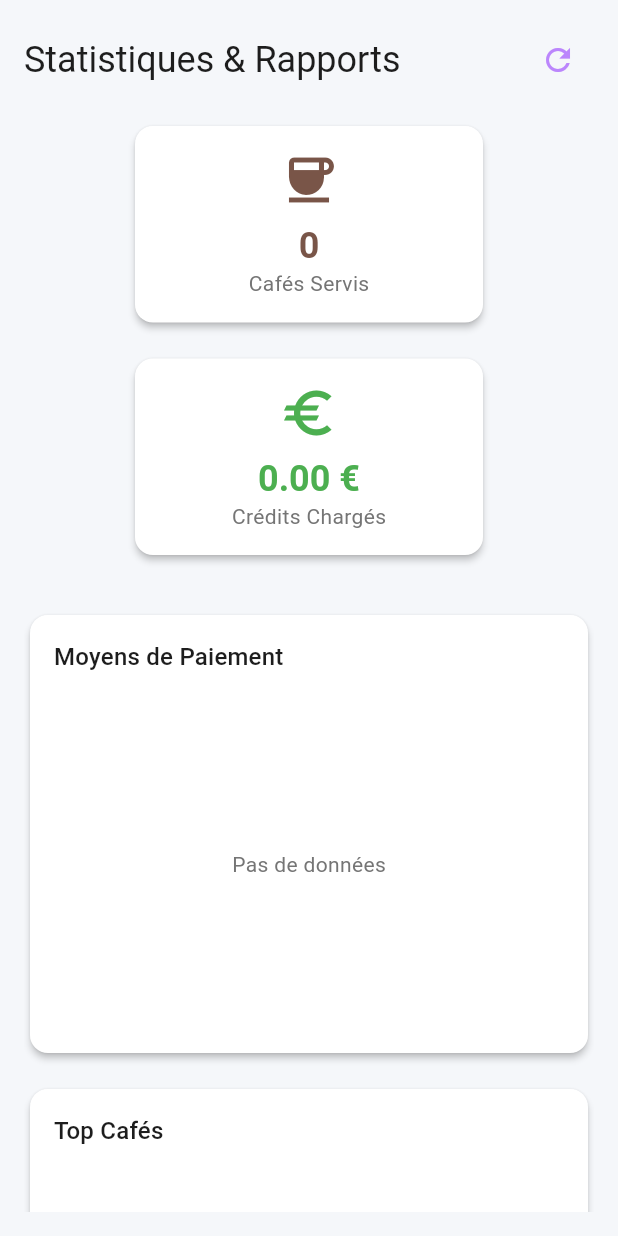
After one commit to Loris2p/cafe_bda, a Flutter app: the StatsTab screen opened directly, after a tap on the "refresh" icon, on a phone screen of 412 x 824 dp. The commit adds this screen. Run offline on Flutter 3.47's test engine with Material 3 defaults, Android fonts, the phone set to English and light mode, and no system bars; our stand-ins replace connectivity_plus, fl_chart, flutter_dotenv, google_sign_in, googleapis_auth, package_info_plus and 2 more; missing offline and left inert: googleapis; accounts and stored records are empty.

Commit message:
feat: Module statistiques v6.11.0 (Bases et graphiques)

```diff
--- /dev/null
+++ b/lib/models/stats_data.dart
@@ -0,0 +1,36 @@
+class StatsData {
+  final double totalCreditsAmount; // Total money loaded in credits (€)
+  final int totalCoffeesServed; // Total coffees served (all payment methods)
+  final Map<String, int> coffeesByPaymentMethod; // e.g. {'Crédit': 150, 'Espèce': 20}
+  final Map<String, int> popularCoffees; // e.g. {'Expresso': 100, 'Allongé': 50}
+  final List<DailyStat> salesOverTime; // Coffees served per day
+  final List<DailyStat> creditsOverTime; // Money loaded per day
+
+  StatsData({
+    required this.totalCreditsAmount,
+    required this.totalCoffeesServed,
+    required this.coffeesByPaymentMethod,
+    required this.popularCoffees,
+    required this.salesOverTime,
+    required this.creditsOverTime,
+  });
+
+  // Empty state
+  factory StatsData.empty() {
+    return StatsData(
+      totalCreditsAmount: 0.0,
+      totalCoffeesServed: 0,
+      coffeesByPaymentMethod: {},
+      popularCoffees: {},
+      salesOverTime: [],
+      creditsOverTime: [],
+    );
+  }
+}
+
+class DailyStat {
+  final DateTime date;
+  final double value; // Can be amount (€) or count (coffees)
+
+  DailyStat(this.date, this.value);
+}
--- a/lib/providers/cafe_data_provider.dart
+++ b/lib/providers/cafe_data_provider.dart
@@ -1,6 +1,7 @@
 import 'dart:convert';
 import 'package:cafe_bda/models/app_config.dart';
 import 'package:cafe_bda/models/payment_config.dart';
+import 'package:cafe_bda/models/stats_data.dart';
 import 'package:cafe_bda/repositories/cafe_repository.dart';
 import 'package:cafe_bda/services/google_sheets_service.dart';
 import 'package:cafe_bda/utils/constants.dart';
@@ -131,6 +132,118 @@ class CafeDataProvider with ChangeNotifier {
     _responsableName = null;
     _errorMessage = '';
     notifyListeners();
+  }
+
+  Future<StatsData> getStats() async {
+    try {
+      // Charger les données de paiements et crédits en parallèle
+      // On utilise getGenericTable directement pour ne pas affecter l'état de la vue actuelle
+      final results = await Future.wait([
+        _cafeRepository.getGenericTable(AppConstants.paymentsTable),
+        _cafeRepository.getGenericTable(AppConstants.creditsTable),
+      ]);
+
+      final paymentsData = results[0] ?? [];
+      final creditsData = results[1] ?? [];
+
+      // --- 1. Total Credits Amount ---
+      double totalCredits = 0.0;
+      final creditsByDay = <DateTime, double>{};
+
+      if (creditsData.length > 1) {
+        // Headers: Date, Responsable, Num Etu, Nom, Prenom, Classe, Valeur (€), Nb Cafés, Moyen Paiement
+        // On cherche l'index de 'Valeur (€)' et 'Date'
+        final headers = creditsData[0].map((e) => e.toString()).toList();
+        final valIndex = headers.indexOf(AppConstants.creditFormValue);
+        final dateIndex = headers.indexOf(AppConstants.creditFormDate);
+
+        if (valIndex != -1) {
+           for (var i = 1; i < creditsData.length; i++) {
+             final row = creditsData[i];
+             if (row.length > valIndex) {
+                final val = double.tryParse(row[valIndex].toString().replaceAll(',', '.')) ?? 0.0;
+                totalCredits += val;
+
+                if (dateIndex != -1 && row.length > dateIndex) {
+                   final date = _tryParseDate(row[dateIndex].toString());
+                   if (date != null) {
+                     final day = DateTime(date.year, date.month, date.day);
+                     creditsByDay[day] = (creditsByDay[day] ?? 0) + val;
+                   }
+                }
+             }
+           }
+        }
+      }
+
+      // --- 2. Sales Analysis (Payments) ---
+      int totalCoffees = 0;
+      final coffeesByMethod = <String, int>{};
+      final popularCoffees = <String, int>{};
+      final salesByDay = <DateTime, int>{};
+
+      if (paymentsData.length > 1) {
+        // Headers: Date, Moyen Paiement, Nom, Prénom, Numéro étudiant, Nb de Cafés, Café pris
+        final headers = paymentsData[0].map((e) => e.toString()).toList();
+        final countIndex = headers.indexOf(AppConstants.orderFormCoffees);
+        final methodIndex = headers.indexOf(AppConstants.orderFormPaymentMethod);
+        final coffeeIndex = headers.indexOf('Café pris'); // Magic string from OrderForm
+        final dateIndex = headers.indexOf(AppConstants.orderFormDate);
+
+        if (countIndex != -1) {
+          for (var i = 1; i < paymentsData.length; i++) {
+            final row = paymentsData[i];
+            if (row.length > countIndex) {
+              final count = int.tryParse(row[countIndex].toString()) ?? 0;
+              totalCoffees += count;
+
+              // Payment Method
+              if (methodIndex != -1 && row.length > methodIndex) {
+                final method = row[methodIndex]?.toString() ?? 'Inconnu';
+                coffeesByMethod[method] = (coffeesByMethod[method] ?? 0) + count;
+              }
+
+              // Popular Coffees
+              if (coffeeIndex != -1 && row.length > coffeeIndex) {
+                final coffee = row[coffeeIndex]?.toString() ?? 'Inconnu';
+                if (coffee.isNotEmpty) {
+                   popularCoffees[coffee] = (popularCoffees[coffee] ?? 0) + count;
+                }
+              }
+
+              // Sales Over Time
+              if (dateIndex != -1 && row.length > dateIndex) {
+                final date = _tryParseDate(row[dateIndex].toString());
+                if (date != null) {
+                  final day = DateTime(date.year, date.month, date.day);
+                  salesByDay[day] = (salesByDay[day] ?? 0) + count;
+                }
+              }
+            }
+          }
+        }
+      }
+
+      // Sort Time Data
+      final sortedSales = salesByDay.entries.map((e) => DailyStat(e.key, e.value.toDouble())).toList()
+        ..sort((a, b) => a.date.compareTo(b.date));
+
+      final sortedCredits = creditsByDay.entries.map((e) => DailyStat(e.key, e.value)).toList()
+        ..sort((a, b) => a.date.compareTo(b.date));
+
+      return StatsData(
+        totalCreditsAmount: totalCredits,
+        totalCoffeesServed: totalCoffees,
+        coffeesByPaymentMethod: coffeesByMethod,
+        popularCoffees: popularCoffees,
+        salesOverTime: sortedSales,
+        creditsOverTime: sortedCredits,
+      );
+
+    } catch (e) {
+      debugPrint("Error calculating stats: $e");
+      return StatsData.empty();
+    }
   }
 
   /// Charge les données de la table sélectionnée ou demandée.
--- a/lib/screens/google_sheets_screen.dart
+++ b/lib/screens/google_sheets_screen.dart
@@ -6,6 +6,7 @@ import 'package:cafe_bda/widgets/update_dialog.dart'; // Ajout
 import 'package:cafe_bda/widgets/payment_dialog.dart'; // Ajout
 import 'package:cafe_bda/widgets/edit_cell_dialog.dart'; // Ajout
 import 'package:cafe_bda/screens/history_tab.dart'; // Ajout
+import 'package:cafe_bda/screens/stats_tab.dart'; // Ajout
 import 'package:cafe_bda/utils/column_helpers.dart'; // Ajout
 import 'package:cafe_bda/utils/constants.dart';
 import 'package:flutter/material.dart';
@@ -178,6 +179,11 @@ class _MainScaffoldState extends State<MainScaffold> {
           label: 'Historique',
         ),
         NavigationDestination(
+          icon: Icon(Icons.bar_chart_outlined),
+          selectedIcon: Icon(Icons.bar_chart),
+          label: 'Stats',
+        ),
+        NavigationDestination(
           icon: Icon(Icons.settings_outlined),
           selectedIcon: Icon(Icons.settings),
           label: 'Paramètres',
@@ -187,6 +193,7 @@ class _MainScaffoldState extends State<MainScaffold> {
         _HomeTab(key: _homeTabKey),
         const _AdminPaymentTab(),
         const HistoryTab(),
+        const StatsTab(),
         const _SettingsTab(),
       ];
     } else {
--- /dev/null
+++ b/lib/screens/stats_tab.dart
@@ -0,0 +1,376 @@
+import 'package:cafe_bda/models/stats_data.dart';
+import 'package:cafe_bda/providers/cafe_data_provider.dart';
+import 'package:fl_chart/fl_chart.dart';
+import 'package:flutter/material.dart';
+import 'package:intl/intl.dart';
+import 'package:provider/provider.dart';
+
+class StatsTab extends StatefulWidget {
+  const StatsTab({super.key});
+
+  @override
+  State<StatsTab> createState() => _StatsTabState();
+}
+
+class _StatsTabState extends State<StatsTab> {
+  late Future<StatsData> _statsFuture;
+
+  @override
+  void initState() {
+    super.initState();
+    _refreshStats();
+  }
+
+  void _refreshStats() {
+    setState(() {
+      _statsFuture = context.read<CafeDataProvider>().getStats();
+    });
+  }
+
+  @override
+  Widget build(BuildContext context) {
+    return Scaffold(
+      body: Padding(
+        padding: const EdgeInsets.all(16.0),
+        child: Column(
+          children: [
+            Row(
+              mainAxisAlignment: MainAxisAlignment.spaceBetween,
+              children: [
+                Text(
+                  "Statistiques & Rapports",
+                  style: Theme.of(context).textTheme.headlineSmall,
+                ),
+                IconButton(
+                  icon: const Icon(Icons.refresh),
+                  onPressed: _refreshStats,
+                  tooltip: "Actualiser",
+                )
+              ],
+            ),
+            const SizedBox(height: 16),
+            Expanded(
+              child: FutureBuilder<StatsData>(
+                future: _statsFuture,
+                builder: (context, snapshot) {
+                  if (snapshot.connectionState == ConnectionState.waiting) {
+                    return const Center(child: CircularProgressIndicator());
+                  }
+                  if (snapshot.hasError) {
+                    return Center(child: Text("Erreur: ${snapshot.error}"));
+                  }
+
+                  final stats = snapshot.data ?? StatsData.empty();
+
+                  return SingleChildScrollView(
+                    child: Column(
+                      children: [
+                        // KPI Cards
+                        Wrap(
+                          spacing: 16,
+                          runSpacing: 16,
+                          children: [
+                            _KpiCard(
+                              title: "Cafés Servis",
+                              value: stats.totalCoffeesServed.toString(),
+                              icon: Icons.coffee,
+                              color: Colors.brown,
+                            ),
+                            _KpiCard(
+                              title: "Crédits Chargés",
+                              value: "${stats.totalCreditsAmount.toStringAsFixed(2)} €",
+                              icon: Icons.euro,
+                              color: Colors.green,
+                            ),
+                          ],
+                        ),
+                        const SizedBox(height: 32),
+
+                        // Charts Section
+                        LayoutBuilder(
+                          builder: (context, constraints) {
+                            final isWide = constraints.maxWidth > 800;
+                            return Flex(
+                              direction: isWide ? Axis.horizontal : Axis.vertical,
+                              crossAxisAlignment: CrossAxisAlignment.start,
+                              children: [
+                                // Pie Chart: Payment Methods
+                                SizedBox(
+                                  width: isWide ? constraints.maxWidth * 0.4 : double.infinity,
+                                  height: 300,
+                                  child: _ChartCard(
+                                    title: "Moyens de Paiement",
+                                    child: _PaymentMethodsPieChart(data: stats.coffeesByPaymentMethod),
+                                  ),
+                                ),
+                                if (isWide) const SizedBox(width: 16) else const SizedBox(height: 16),
+                                // Bar Chart: Popular Coffees
+                                Expanded(
+                                  child: SizedBox(
+                                    height: 300,
+                                    child: _ChartCard(
+                                      title: "Top Cafés",
+                                      child: _PopularCoffeesBarChart(data: stats.popularCoffees),
+                                    ),
+                                  ),
+                                ),
+                              ],
+                            );
+                          }
+                        ),
+                        const SizedBox(height: 16),
+
+                        // Line Chart: Sales Over Time
+                        SizedBox(
+                          height: 300,
+                          child: _ChartCard(
+                            title: "Évolution des Ventes (Cafés)",
+                            child: _SalesLineChart(data: stats.salesOverTime),
+                          ),
+                        ),
+                      ],
+                    ),
+                  );
+                },
+              ),
+            ),
+          ],
+        ),
+      ),
+    );
+  }
+}
+
+class _KpiCard extends StatelessWidget {
+  final String title;
+  final String value;
+  final IconData icon;
+  final Color color;
+
+  const _KpiCard({
+    required this.title,
+    required this.value,
+    required this.icon,
+    required this.color,
+  });
+
+  @override
+  Widget build(BuildContext context) {
+    return Card(
+      elevation: 2,
+      child: Padding(
+        padding: const EdgeInsets.all(16.0),
+        child: SizedBox(
+          width: 200,
+          child: Column(
+            children: [
+              Icon(icon, size: 40, color: color),
+              const SizedBox(height: 8),
+              Text(value, style: Theme.of(context).textTheme.headlineMedium?.copyWith(color: color, fontWeight: FontWeight.bold)),
+              Text(title, style: Theme.of(context).textTheme.bodyMedium),
+            ],
+          ),
+        ),
+      ),
+    );
+  }
+}
+
+class _ChartCard extends StatelessWidget {
+  final String title;
+  final Widget child;
+
+  const _ChartCard({required this.title, required this.child});
+
+  @override
+  Widget build(BuildContext context) {
+    return Card(
+      elevation: 2,
+      child: Padding(
+        padding: const EdgeInsets.all(16.0),
+        child: Column(
+          crossAxisAlignment: CrossAxisAlignment.stretch,
+          children: [
+            Text(title, style: Theme.of(context).textTheme.titleMedium),
+            const SizedBox(height: 16),
+            Expanded(child: child),
+          ],
+        ),
+      ),
+    );
+  }
+}
+
+// --- Charts Implementations ---
+
+class _PaymentMethodsPieChart extends StatelessWidget {
+  final Map<String, int> data;
+
+  const _PaymentMethodsPieChart({required this.data});
+
+  @override
+  Widget build(BuildContext context) {
+    if (data.isEmpty) return const Center(child: Text("Pas de données"));
+
+    final total = data.values.fold(0, (sum, val) => sum + val);
+    int index = 0;
+
+    // Palette
+    final colors = [
+      Colors.blue, Colors.green, Colors.orange, Colors.red, Colors.purple, Colors.teal
+    ];
+
+    return PieChart(
+      PieChartData(
+        sections: data.entries.map((entry) {
+          final percentage = (entry.value / total * 100).toStringAsFixed(1);
+          final color = colors[index % colors.length];
+          index++;
+
+          return PieChartSectionData(
+            color: color,
+            value: entry.value.toDouble(),
+            title: '${entry.key}\n$percentage%',
+            radius: 100,
+            titleStyle: const TextStyle(fontSize: 12, fontWeight: FontWeight.bold, color: Colors.white),
+          );
+        }).toList(),
+        sectionsSpace: 2,
+        centerSpaceRadius: 40,
+      ),
+    );
+  }
+}
+
+class _PopularCoffeesBarChart extends StatelessWidget {
+  final Map<String, int> data;
+
+  const _PopularCoffeesBarChart({required this.data});
+
+  @override
+  Widget build(BuildContext context) {
+    if (data.isEmpty) return const Center(child: Text("Pas de données"));
+
+    // Sort by popularity and take top 5
+    final sortedEntries = data.entries.toList()
+      ..sort((a, b) => b.value.compareTo(a.value)); // Descending
+    final topEntries = sortedEntries.take(5).toList();
+
+    return BarChart(
+      BarChartData(
+        alignment: BarChartAlignment.spaceAround,
+        maxY: (topEntries.first.value * 1.2).toDouble(),
+        barTouchData: BarTouchData(
+          touchTooltipData: BarTouchTooltipData(
+             getTooltipColor: (_) => Colors.blueGrey,
+          ),
+        ),
+        titlesData: FlTitlesData(
+          show: true,
+          bottomTitles: AxisTitles(
+            sideTitles: SideTitles(
+              showTitles: true,
+              getTitlesWidget: (double value, TitleMeta meta) {
+                if (value.toInt() >= 0 && value.toInt() < topEntries.length) {
+                  return Padding(
+                    padding: const EdgeInsets.only(top: 8.0),
+                    child: Text(
+                      topEntries[value.toInt()].key,
+                      style: const TextStyle(fontSize: 10),
+                      overflow: TextOverflow.ellipsis,
+                    ),
+                  );
+                }
+                return const Text('');
+              },
+            ),
+          ),
+          leftTitles: const AxisTitles(sideTitles: SideTitles(showTitles: false)),
+          topTitles: const AxisTitles(sideTitles: SideTitles(showTitles: false)),
+          rightTitles: const AxisTitles(sideTitles: SideTitles(showTitles: false)),
+        ),
+        borderData: FlBorderData(show: false),
+        barGroups: topEntries.asMap().entries.map((entry) {
+          return BarChartGroupData(
+            x: entry.key,
+            barRods: [
+              BarChartRodData(
+                toY: entry.value.value.toDouble(),
+                color: Theme.of(context).primaryColor,
+                width: 20,
+                borderRadius: BorderRadius.circular(4),
+              )
+            ],
+          );
+        }).toList(),
+      ),
+    );
+  }
+}
+
+class _SalesLineChart extends StatelessWidget {
+  final List<DailyStat> data;
+
+  const _SalesLineChart({required this.data});
+
+  @override
+  Widget build(BuildContext context) {
+    if (data.isEmpty) return const Center(child: Text("Pas de données"));
+    if (data.length < 2) return const Center(child: Text("Pas assez de données pour une courbe"));
+
+    final points = data.asMap().entries.map((e) {
+      return FlSpot(e.key.toDouble(), e.value.value);
+    }).toList();
+
+    final maxY = data.map((e) => e.value).reduce((curr, next) => curr > next ? curr : next);
+
+    return LineChart(
+      LineChartData(
+        gridData: const FlGridData(show: true, drawVerticalLine: false),
+        titlesData: FlTitlesData(
+          bottomTitles: AxisTitles(
+            sideTitles: SideTitles(
+              showTitles: true,
+              interval: (data.length / 5).ceilToDouble(), // Show ~5 labels
+              getTitlesWidget: (value, meta) {
+                final index = value.toInt();
+                if (index >= 0 && index < data.length) {
+                   return Padding(
+                     padding: const EdgeInsets.only(top: 8.0),
+                     child: Text(
+                       DateFormat('dd/MM').format(data[index].date),
+                       style: const TextStyle(fontSize: 10),
+                     ),
+                   );
+                }
+                return const Text('');
+              },
+            ),
+          ),
+          leftTitles: const AxisTitles(sideTitles: SideTitles(showTitles: false)), // Simplify
+          topTitles: const AxisTitles(sideTitles: SideTitles(showTitles: false)),
+          rightTitles: const AxisTitles(sideTitles: SideTitles(showTitles: false)),
+        ),
+        borderData: FlBorderData(show: false),
+        minX: 0,
+        maxX: (data.length - 1).toDouble(),
+        minY: 0,
+        maxY: maxY * 1.1,
+        lineBarsData: [
+          LineChartBarData(
+            spots: points,
+            isCurved: true,
+            color: Colors.blue,
+            barWidth: 3,
+            isStrokeCapRound: true,
+            dotData: const FlDotData(show: false),
+            belowBarData: BarAreaData(
+              show: true,
+              color: Colors.blue.withValues(alpha: 0.2),
+            ),
+          ),
+        ],
+      ),
+    );
+  }
+}
--- a/pubspec.yaml
+++ b/pubspec.yaml
@@ -16,7 +16,7 @@ publish_to: 'none' # Remove this line if you wish to publish to pub.dev
 # https://developer.apple.com/library/archive/documentation/General/Reference/InfoPlistKeyReference/Articles/CoreFoundationKeys.html
 # In Windows, build-name is used as the major, minor, and patch parts
 # of the product and file versions while build-number is used as the build suffix.
-version: 6.10.6+1
+version: 6.11.0+1
 
 environment:
   sdk: ^3.9.0
@@ -50,6 +50,7 @@ dependencies:
   provider: ^6.1.5+1
   package_info_plus: ^9.0.0
   qr_flutter: ^4.1.0
+  fl_chart: ^1.1.1
   # flutter_web_auth: ^0.6.0
 
 
```
Also changed, not shown: pubspec.lock, 3 other files.
